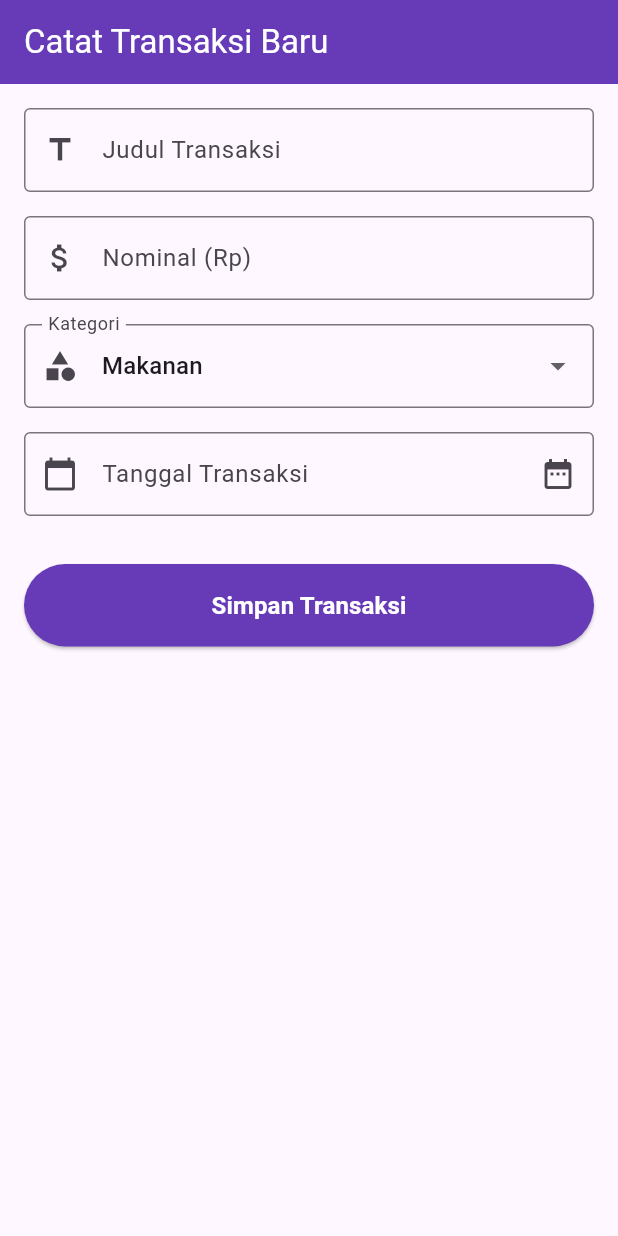
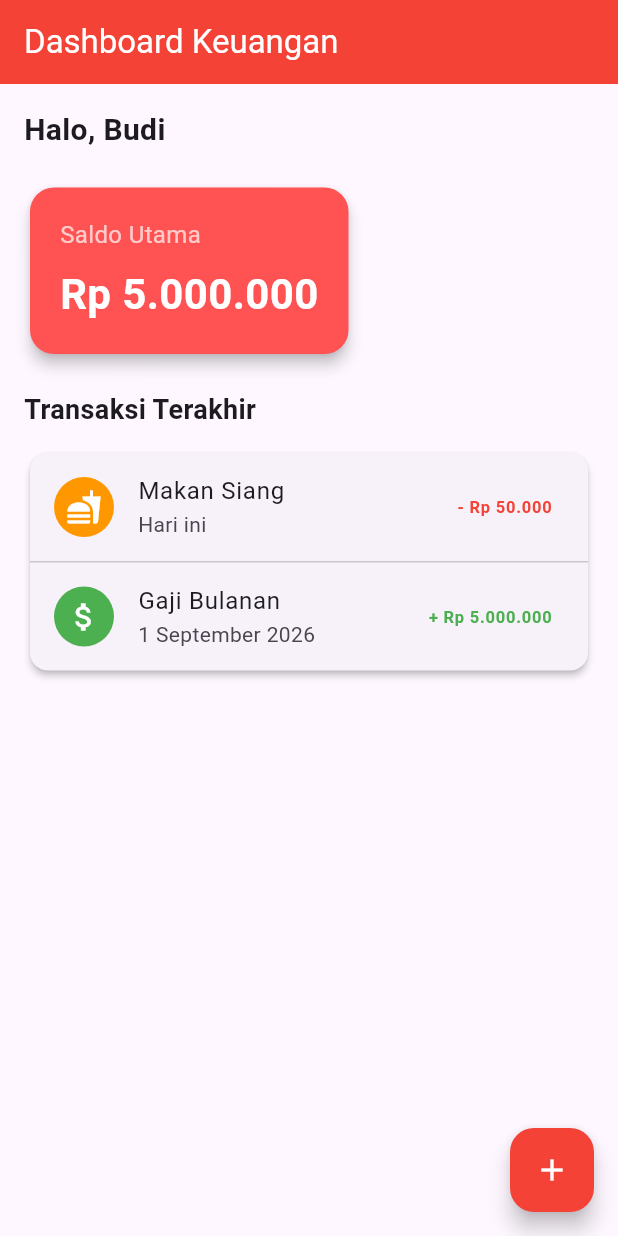
Before and after one commit to alfarisauliarahman/2411533006_AlfarisAuliaRahman_AplikasiMobile_A, a Flutter app: the screen it shows after launch, on a phone screen of 412 x 824 dp. Run offline on Flutter 3.47's test engine with Material 3 defaults, Android fonts, the phone set to English and light mode, and no system bars.

Commit message:
feat: add practicum 5 navigation and passing data

```diff
--- a/lib/add_transaction_screen.dart
+++ b/lib/add_transaction_screen.dart
@@ -1,6 +1,4 @@
 import 'package:flutter/material.dart';
-
-import 'date_input.dart';
 
 class AddTransactionScreen extends StatefulWidget {
   const AddTransactionScreen({super.key});
@@ -10,61 +8,44 @@ class AddTransactionScreen extends StatefulWidget {
 }
 
 class _AddTransactionScreenState extends State<AddTransactionScreen> {
-  // GlobalKey untuk mengontrol form dan memicu validasi
   final _formKey = GlobalKey<FormState>();
-
-  // Controller untuk mengambil teks dari input
   final _titleController = TextEditingController();
   final _amountController = TextEditingController();
   final _dateController = TextEditingController();
 
-  // State untuk Dropdown
-  String _selectedCategory = 'Makanan';
-  final List<String> _categories = [
-    'Makanan',
-    'Transportasi',
-    'Hiburan',
-    'Lainnya',
-  ];
+  Future<void> _pickDate() async {
+    final selectedDate = await showDatePicker(
+      context: context,
+      initialDate: DateTime.now(),
+      firstDate: DateTime(2000),
+      lastDate: DateTime(2100),
+    );
+
+    if (!mounted) return;
+    if (selectedDate != null) {
+      _dateController.text =
+          '${selectedDate.day.toString().padLeft(2, '0')}/'
+          '${selectedDate.month.toString().padLeft(2, '0')}/'
+          '${selectedDate.year}';
+    }
+  }
 
   @override
   void dispose() {
-    // Bersihkan controller saat halaman ditutup untuk mencegah memory leak
     _titleController.dispose();
     _amountController.dispose();
     _dateController.dispose();
     super.dispose();
   }
 
-  Future<void> _pickDate() async {
-    FocusScope.of(context).unfocus();
-    final selected = await showDatePicker(
-      context: context,
-      initialDate: parseTransactionDate(_dateController.text) ?? DateTime.now(),
-      firstDate: DateTime(1),
-      lastDate: DateTime(9999, 12, 31),
-      helpText: 'Pilih tanggal transaksi',
-      cancelText: 'Batal',
-      confirmText: 'Pilih',
-    );
-    if (!mounted || selected == null) return;
-    final text = formatTransactionDate(selected);
-    _dateController.value = TextEditingValue(
-      text: text,
-      selection: TextSelection.collapsed(offset: text.length),
-    );
-  }
-
   @override
   Widget build(BuildContext context) {
     return Scaffold(
       appBar: AppBar(
-        title: const Text("Catat Transaksi Baru"),
-        backgroundColor: Colors.deepPurple,
+        title: const Text("Catat Transaksi"),
+        backgroundColor: Colors.red,
         foregroundColor: Colors.white,
       ),
-
-      // SingleChildScrollView mencegah error layout saat keyboard muncul
       body: SingleChildScrollView(
         padding: const EdgeInsets.all(16.0),
         child: Form(
@@ -72,127 +53,69 @@ class _AddTransactionScreenState extends State<AddTransactionScreen> {
           child: Column(
             crossAxisAlignment: CrossAxisAlignment.stretch,
             children: [
-              // Input 1: Judul Transaksi
               TextFormField(
                 controller: _titleController,
                 decoration: const InputDecoration(
-                  labelText: "Judul Transaksi",
+                  labelText: "Judul",
                   border: OutlineInputBorder(),
-                  prefixIcon: Icon(Icons.title),
                 ),
-                validator: (value) {
-                  if (value == null || value.isEmpty) {
-                    return "Judul transaksi tidak boleh kosong";
-                  }
-                  return null;
-                },
+                validator: (value) =>
+                    value!.isEmpty ? "Tidak boleh kosong" : null,
               ),
 
               const SizedBox(height: 16),
-
-              // Input 2: Nominal Saldo (Keyboard Angka)
               TextFormField(
                 controller: _amountController,
                 keyboardType: TextInputType.number,
                 decoration: const InputDecoration(
-                  labelText: "Nominal (Rp)",
+                  labelText: "Nominal",
                   border: OutlineInputBorder(),
-                  prefixIcon: Icon(Icons.attach_money),
                 ),
-                validator: (value) {
-                  if (value == null || value.isEmpty) {
-                    return "Nominal wajib diisi";
-                  }
-
-                  if (int.tryParse(value) == null) {
-                    return "Harus berupa angka bulat yang valid";
-                  }
-
-                  return null;
-                },
+                validator: (value) =>
+                    value!.isEmpty ? "Tidak boleh kosong" : null,
               ),
 
               const SizedBox(height: 16),
-
-              // Input 3: Kategori Dropdown
-              DropdownButtonFormField<String>(
-                value: _selectedCategory,
-                decoration: const InputDecoration(
-                  labelText: "Kategori",
-                  border: OutlineInputBorder(),
-                  prefixIcon: Icon(Icons.category),
-                ),
-                items: _categories.map((String category) {
-                  return DropdownMenuItem<String>(
-                    value: category,
-                    child: Text(category),
-                  );
-                }).toList(),
-                onChanged: (String? newValue) {
-                  setState(() {
-                    _selectedCategory = newValue!;
-                  });
-                },
-              ),
-              const SizedBox(height: 16),
-              // Input 4: Tanggal Transaksi
+              // Tanggal
               TextFormField(
                 controller: _dateController,
-                keyboardType: TextInputType.number,
-                inputFormatters: [TransactionDateFormatter()],
-                autovalidateMode: AutovalidateMode.onUserInteraction,
+                keyboardType: TextInputType.datetime,
                 decoration: InputDecoration(
-                  labelText: "Tanggal Transaksi",
-                  hintText: "DD/MM/YYYY",
+                  labelText: 'Tanggal Transaksi',
+                  hintText: 'DD/MM/YYYY',
                   border: const OutlineInputBorder(),
                   prefixIcon: const Icon(Icons.calendar_today),
                   suffixIcon: IconButton(
-                    tooltip: 'Pilih tanggal transaksi',
                     icon: const Icon(Icons.date_range),
+                    tooltip: 'Pilih tanggal',
                     onPressed: _pickDate,
                   ),
                 ),
-                validator: (value) {
-                  if (value == null || value.isEmpty) {
-                    return "Tanggal transaksi wajib diisi";
-                  }
-                  if (!RegExp(r'^\d{2}/\d{2}/\d{4}$').hasMatch(value)) {
-                    return 'Gunakan format DD/MM/YYYY';
-                  }
-                  if (parseTransactionDate(value) == null) {
-                    return 'Tanggal transaksi tidak valid';
-                  }
-                  return null;
-                },
+                validator: (value) => value == null || value.trim().isEmpty
+                    ? 'Tanggal transaksi wajib diisi'
+                    : null,
               ),
 
               const SizedBox(height: 32),
-
-              // Tombol Simpan
               ElevatedButton(
                 style: ElevatedButton.styleFrom(
-                  backgroundColor: Colors.deepPurple,
+                  backgroundColor: Colors.red,
                   foregroundColor: Colors.white,
                   padding: const EdgeInsets.symmetric(vertical: 16),
                 ),
                 onPressed: () {
-                  // Jalankan validasi
                   if (_formKey.currentState!.validate()) {
-                    // Jika lolos validasi, tampilkan pop-up SnackBar sukses
                     ScaffoldMessenger.of(context).showSnackBar(
-                      SnackBar(
-                        content: Text(
-                          'Tersimpan: ${_titleController.text} (Rp ${_amountController.text})',
-                        ),
+                      const SnackBar(
+                        content: Text('Transaksi Berhasil Disimpan!'),
                         backgroundColor: Colors.green,
                       ),
                     );
+                    // NAVIGAS POP: Kembali ke halaman sebelumnya (Dashboard)
+                    Navigator.pop(context);
                   }
                 },
-                child: const Text(
-                  "Simpan Transaksi",
-                  style: TextStyle(fontSize: 16, fontWeight: FontWeight.bold),
-                ),
+                child: const Text("Simpan", style: TextStyle(fontSize: 16)),
               ),
             ],
           ),
--- /dev/null
+++ b/lib/dashboard_screen.dart
@@ -0,0 +1,149 @@
+import 'package:flutter/material.dart';
+
+import 'add_transaction_screen.dart';
+import 'transaction_detail_screen.dart';
+
+class DashboardScreen extends StatelessWidget {
+  const DashboardScreen({super.key});
+
+  @override
+  Widget build(BuildContext context) {
+    return Scaffold(
+      appBar: AppBar(
+        title: const Text('Dashboard Keuangan'),
+        backgroundColor: Colors.red,
+        foregroundColor: Colors.white,
+      ),
+      // Tombol mengambang (FAB) untuk tambah transaksi
+      floatingActionButton: FloatingActionButton(
+        backgroundColor: Colors.red,
+        foregroundColor: Colors.white,
+        child: const Icon(Icons.add),
+        onPressed: () {
+          // NAVIGAS PUSH: Berppindah ke halaman FOrm
+          Navigator.push(
+            context,
+            MaterialPageRoute(
+              builder: (context) => const AddTransactionScreen(),
+            ),
+          );
+        },
+      ),
+      body: SingleChildScrollView(
+        padding: const EdgeInsets.all(16.0),
+        child: Column(
+          crossAxisAlignment: CrossAxisAlignment.start,
+          children: [
+            const Text(
+              'Halo, Budi',
+              style: TextStyle(fontSize: 20, fontWeight: FontWeight.bold),
+            ),
+            const SizedBox(height: 20),
+            _buildBalanceCard(),
+            const SizedBox(height: 20),
+            const Text(
+              'Transaksi Terakhir',
+              style: TextStyle(fontSize: 18, fontWeight: FontWeight.bold),
+            ),
+            const SizedBox(height: 12),
+            _buildTransactionList(context), // Mengirim context untuk navigasi
+          ],
+        ),
+      ),
+    );
+  }
+
+  Widget _buildBalanceCard() {
+    return Card(
+      elevation: 4,
+      color: Colors.redAccent,
+      shape: RoundedRectangleBorder(borderRadius: BorderRadius.circular(16)),
+      child: const Padding(
+        padding: EdgeInsets.all(20.0),
+        child: Column(
+          crossAxisAlignment: CrossAxisAlignment.start,
+          children: [
+            Text(
+              'Saldo Utama',
+              style: TextStyle(fontSize: 16, color: Colors.white70),
+            ),
+            SizedBox(height: 8),
+            Text(
+              'Rp 5.000.000',
+              style: TextStyle(
+                fontSize: 28,
+                fontWeight: FontWeight.bold,
+                color: Colors.white,
+              ),
+            ),
+          ],
+        ),
+      ),
+    );
+  }
+
+  Widget _buildTransactionList(BuildContext context) {
+    return Card(
+      elevation: 2,
+      child: Column(
+        children: [
+          ListTile(
+            leading: const CircleAvatar(
+              backgroundColor: Colors.orange,
+              child: Icon(Icons.fastfood, color: Colors.white),
+            ),
+            title: const Text('Makan Siang'),
+            subtitle: const Text('Hari ini'),
+            trailing: const Text(
+              '- Rp 50.000',
+              style: TextStyle(color: Colors.red, fontWeight: FontWeight.bold),
+            ),
+            onTap: () {
+              // NAVIGASI PUSH DENGAN DATA (Passing Data)
+              Navigator.push(
+                context,
+                MaterialPageRoute(
+                  builder: (context) => const TransactionDetailScreen(
+                    title: 'Makan Siang',
+                    amount: '- Rp 50.000',
+                    category: ' Makanan',
+                    date: '13 September 2026',
+                  ),
+                ),
+              );
+            },
+          ),
+          const Divider(height: 1),
+          ListTile(
+            leading: const CircleAvatar(
+              backgroundColor: Colors.green,
+              child: Icon(Icons.attach_money, color: Colors.white),
+            ),
+            title: const Text('Gaji Bulanan'),
+            subtitle: const Text('1 September 2026'),
+            trailing: const Text(
+              '+ Rp 5.000.000',
+              style: TextStyle(
+                color: Colors.green,
+                fontWeight: FontWeight.bold,
+              ),
+            ),
+            onTap: () {
+              Navigator.push(
+                context,
+                MaterialPageRoute(
+                  builder: (context) => const TransactionDetailScreen(
+                    title: 'Gaji Bulanan',
+                    amount: '+ Rp 5.000.000',
+                    category: 'Pemasukan',
+                    date: '1 September 2026',
+                  ),
+                ),
+              );
+            },
+          ),
+        ],
+      ),
+    );
+  }
+}
--- a/lib/main.dart
+++ b/lib/main.dart
@@ -1,6 +1,6 @@
 import 'package:flutter/material.dart';
 
-import 'add_transaction_screen.dart';
+import 'dashboard_screen.dart';
 
 void main() {
   runApp(const MyApp());
@@ -13,11 +13,9 @@ class MyApp extends StatelessWidget {
   Widget build(BuildContext context) {
     return MaterialApp(
       debugShowCheckedModeBanner: false,
-      title: 'Expense Tracker - Modul 3',
-      theme: ThemeData(
-        primarySwatch: Colors.deepPurple, // Tema warna Modul 3
-      ),
-      home: const AddTransactionScreen(),
+      title: 'Expense Tracker Modul - 4',
+      theme: ThemeData(primaryColor: Colors.red),
+      home: const DashboardScreen(), // Halaman pertama yang dimuat
     );
   }
 }
```
Also changed, not shown: lib/transaction_detail_screen.dart (added, +72 -0 lines), 1 other file.
